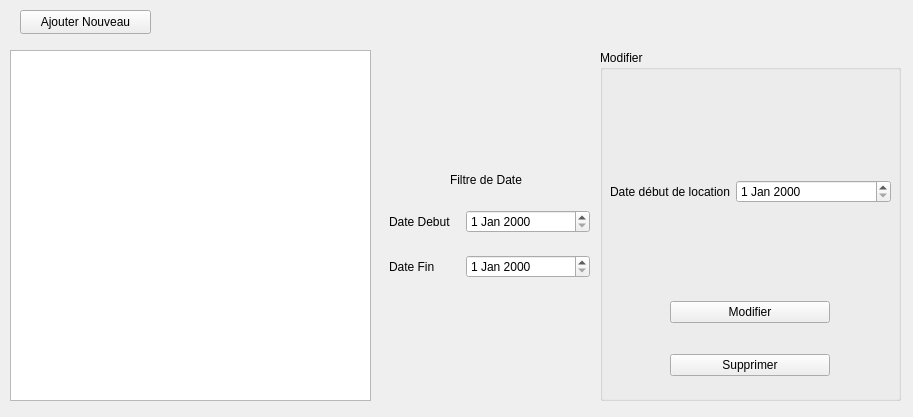
The window that cruds/calendriercrud.ui (Frankral/ProjetFinL1) describes before a commit, drawn with Qt 5.
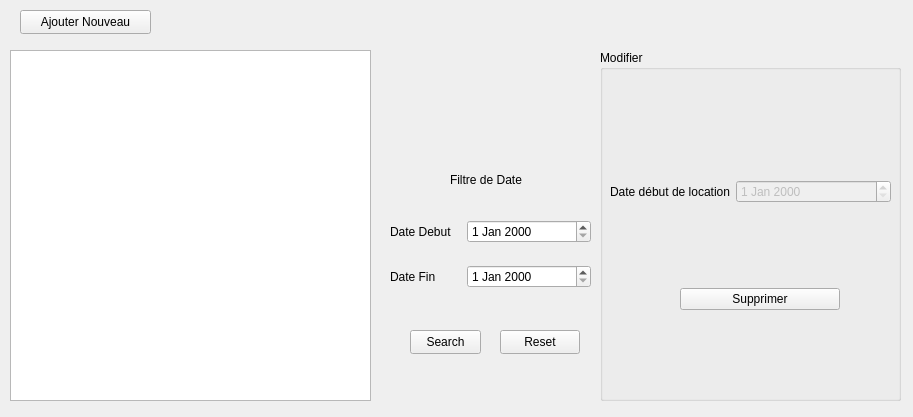
The same window after the commit.

What changed in the file:
```diff
--- a/cruds/calendriercrud.ui
+++ b/cruds/calendriercrud.ui
@@ -62,15 +62,19 @@
       </widget>
      </item>
      <item row="0" column="1">
-      <widget class="QDateEdit" name="dateDebLoc"/>
+      <widget class="QDateEdit" name="dateDebLoc">
+       <property name="enabled">
+        <bool>false</bool>
+       </property>
+      </widget>
      </item>
     </layout>
    </widget>
    <widget class="QWidget" name="verticalLayoutWidget_3">
     <property name="geometry">
      <rect>
-      <x>70</x>
-      <y>230</y>
+      <x>80</x>
+      <y>190</y>
       <width>160</width>
       <height>119</height>
      </rect>
@@ -80,14 +84,7 @@
       <number>10</number>
      </property>
      <item>
-      <widget class="QPushButton" name="modifierButton_3">
-       <property name="text">
-        <string>Modifier</string>
-       </property>
-      </widget>
-     </item>
-     <item>
-      <widget class="QPushButton" name="supprimerButton_3">
+      <widget class="QPushButton" name="supprimerButton">
        <property name="text">
         <string>Supprimer</string>
        </property>
@@ -140,10 +137,10 @@
   <widget class="QWidget" name="formLayoutWidget">
    <property name="geometry">
     <rect>
-     <x>389</x>
-     <y>210</y>
+     <x>390</x>
+     <y>220</y>
      <width>201</width>
-     <height>92</height>
+     <height>91</height>
     </rect>
    </property>
    <layout class="QFormLayout" name="formLayout">
@@ -160,6 +157,9 @@
       </property>
      </widget>
     </item>
+    <item row="0" column="1">
+     <widget class="QDateEdit" name="DateSearchDeb"/>
+    </item>
     <item row="1" column="0">
      <widget class="QLabel" name="label_3">
       <property name="text">
@@ -167,14 +167,37 @@
       </property>
      </widget>
     </item>
-    <item row="0" column="1">
-     <widget class="QDateEdit" name="dateEdit"/>
-    </item>
     <item row="1" column="1">
      <widget class="QDateEdit" name="dateEdit_2"/>
     </item>
    </layout>
   </widget>
+  <widget class="QPushButton" name="searchButton">
+   <property name="geometry">
+    <rect>
+     <x>410</x>
+     <y>330</y>
+     <width>71</width>
+     <height>24</height>
+    </rect>
+   </property>
+   <property name="text">
+    <string>Search</string>
+   </property>
+  </widget>
+  <widget class="QPushButton" name="resetButton">
+   <property name="geometry">
+    <rect>
+     <x>500</x>
+     <y>330</y>
+     <width>80</width>
+     <height>24</height>
+    </rect>
+   </property>
+   <property name="text">
+    <string>Reset</string>
+   </property>
+  </widget>
  </widget>
  <resources/>
  <connections/>
```
Left out of the diff: 2 changed lines with no effect on the pictures.
